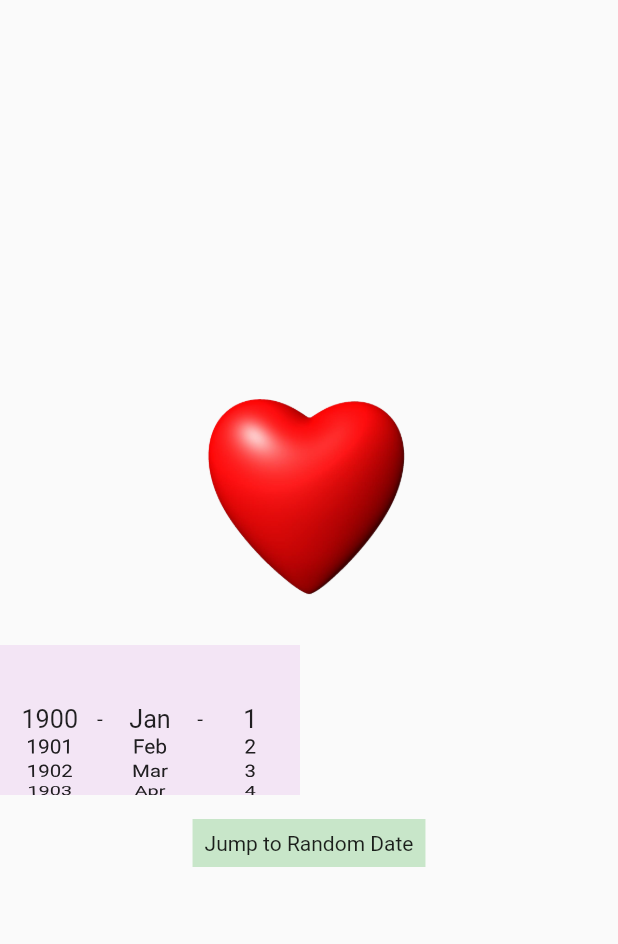
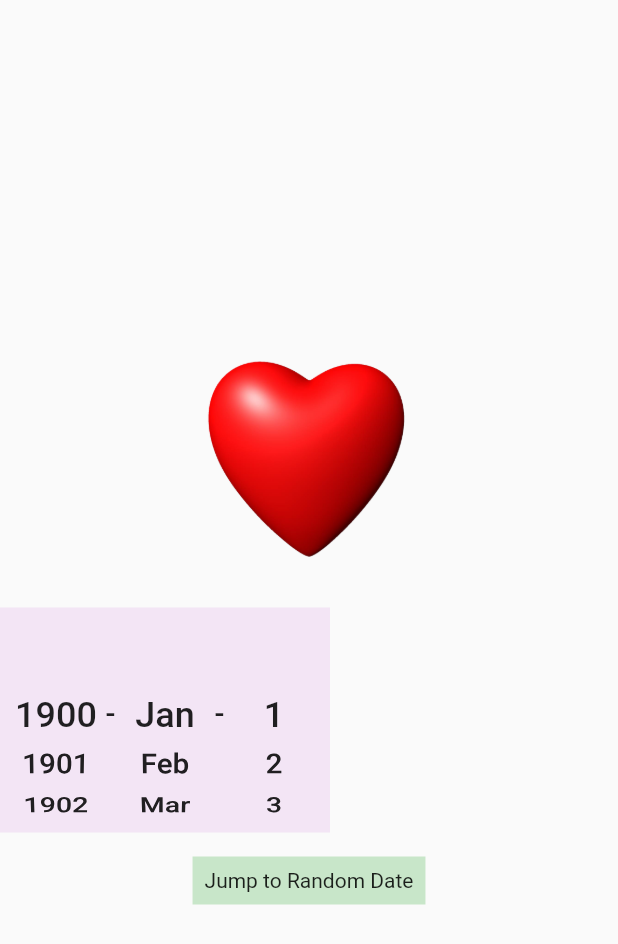
Before and after one commit to GitHubStuff/date_time_picker, a Flutter app: the screen it shows after launch, on a phone screen of 412 x 824 dp. Shown: the top 944 px of the screen. Run offline on Flutter 3.47's test engine with Material 2 defaults, Android fonts, the phone set to English and light mode, and no system bars; our stand-ins replace flutter_bloc, flutter_modular; generated files the repository leaves out were written again.

Commit message:
Working model

```diff
--- a/lib/date_time_picker/date_wheel_selector.dart
+++ b/lib/date_time_picker/date_wheel_selector.dart
@@ -6,11 +6,15 @@ import 'package:intl/intl.dart';
 import 'date_time_picker.dart';
 
 const double _scaler = 3.4;
+const TextStyle _textStyle = TextStyle(
+  fontSize: 20.0,
+  fontWeight: FontWeight.w500,
+);
 
 class DateWheelSelector extends StatefulWidget {
   final Size size;
 
-  const DateWheelSelector({super.key, this.size = const Size(200, 100)});
+  const DateWheelSelector({super.key, this.size = const Size(220, 150)});
 
   @override
   State<DateWheelSelector> createState() => _DateWheelSelector();
@@ -27,8 +31,8 @@ class _DateWheelSelector extends State<DateWheelSelector> {
   @override
   void initState() {
     super.initState();
-    _extent = widget.size.height / 6.0;
-    _offset = -(0.56 * _extent - 8.0);
+    _extent = widget.size.height / 5.0;
+    _offset = -(0.56 * _extent - 12.0);
   }
 
   @override
@@ -100,7 +104,7 @@ class _DateWheelSelector extends State<DateWheelSelector> {
       child: SizedBox(
         height: widget.size.height,
         width: 8.0,
-        child: const Center(child: Text('-')),
+        child: const Center(child: Text('-', style: _textStyle)),
       ),
     );
   }
@@ -119,7 +123,8 @@ class _DateWheelSelector extends State<DateWheelSelector> {
         magnification: 1.2,
         useMagnifier: true,
         itemExtent: _extent,
-        children: List.generate(301, (index) => Text('${1900 + index}')),
+        children: List.generate(
+            301, (index) => Text('${1900 + index}', style: _textStyle)),
       ),
     );
   }
@@ -141,7 +146,8 @@ class _DateWheelSelector extends State<DateWheelSelector> {
         magnification: 1.2,
         useMagnifier: true,
         itemExtent: _extent,
-        children: months.map((month) => Text(month)).toList(),
+        children:
+            months.map((month) => Text(month, style: _textStyle)).toList(),
       ),
     );
   }
@@ -160,8 +166,10 @@ class _DateWheelSelector extends State<DateWheelSelector> {
         magnification: 1.2,
         useMagnifier: true,
         itemExtent: _extent,
-        children:
-            List.generate(state.daysInMonth, (index) => Text('${index + 1}')),
+        children: List.generate(
+          state.daysInMonth,
+          (index) => Text('${index + 1}', style: _textStyle),
+        ),
       ),
     );
   }
```
